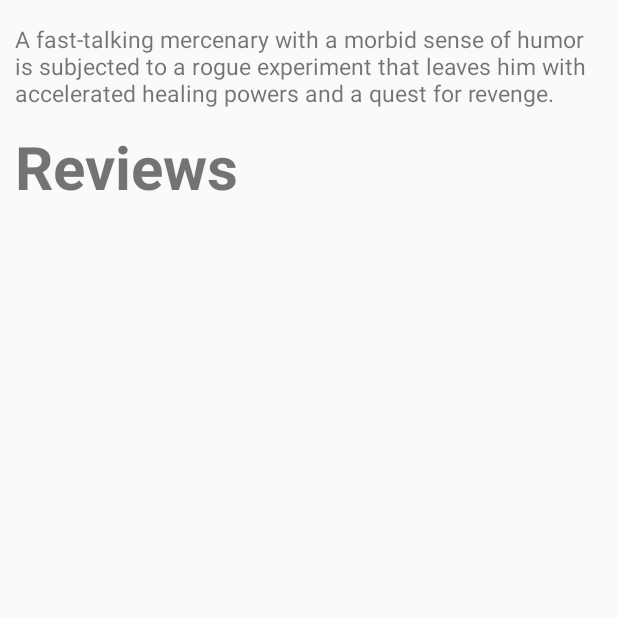
After one commit to jingjipan/revuhub, an Android app: the MovieOverviewActivity screen opened directly, with no data from a screen before it, on a phone screen of 412 x 824 dp, the top half of it. The commit adds this screen. Run offline under Robolectric (Android 15) with nearby library versions, the phone set to English and light mode, and no system bars; 1 statement that could not run was skipped.

Commit message:
- Merged presentation layer changes with new logic and persistence layer changes (which was rough lol)

```diff
--- a/app/src/main/AndroidManifest.xml
+++ b/app/src/main/AndroidManifest.xml
@@ -18,6 +18,10 @@
                 <category android:name="android.intent.category.LAUNCHER" />
             </intent-filter>
         </activity>
+        <activity
+            android:name=".PresentationLayer.MovieOverviewActivity"
+            android:label="@string/title_activity_movie_overview"
+            android:theme="@style/AppTheme.NoActionBar" />
     </application>
 
 </manifest>
--- /dev/null
+++ b/app/src/main/java/com/comp3350/rev_u_hub/PresentationLayer/MovieOverviewActivity.java
@@ -0,0 +1,29 @@
+package com.comp3350.rev_u_hub.PresentationLayer;
+
+import android.content.Intent;
+import android.content.res.Resources;
+import android.os.Bundle;
+import android.support.v7.app.AppCompatActivity;
+import android.widget.ImageView;
+
+import com.comp3350.rev_u_hub.R;
+
+public class MovieOverviewActivity extends AppCompatActivity {
+
+    private ImageView moviePicture;
+
+    @Override
+    protected void onCreate(Bundle savedInstanceState) {
+        super.onCreate(savedInstanceState);
+        setContentView(R.layout.activity_movie_overview);
+
+        // Example of how to get passed in movie name:
+        Intent intent = getIntent();
+        String movieName = intent.getStringExtra("movieName");
+        moviePicture = (ImageView)findViewById(R.id.movieImage);
+
+        int resourceId = getResources().getIdentifier(movieName.toLowerCase(), "drawable", getPackageName());
+        moviePicture.setImageResource(resourceId);
+
+    }
+}
--- /dev/null
+++ b/app/src/main/res/layout/activity_movie_overview.xml
@@ -0,0 +1,45 @@
+<?xml version="1.0" encoding="utf-8"?>
+<ScrollView xmlns:android="http://schemas.android.com/apk/res/android"
+    xmlns:app="http://schemas.android.com/apk/res-auto"
+    xmlns:tools="http://schemas.android.com/tools"
+    android:layout_width="match_parent"
+    android:layout_height="match_parent"
+    tools:context=".PresentationLayer.MovieOverviewActivity">
+
+
+    <LinearLayout
+        android:layout_width="match_parent"
+        android:layout_height="wrap_content"
+        android:orientation="vertical">
+
+        <ImageView
+            android:id="@+id/movieImage"
+            android:layout_width="wrap_content"
+            android:layout_height="wrap_content"
+            android:layout_gravity="center_horizontal"
+            android:contentDescription="@string/movieImageDescription" />
+
+        <TextView
+            android:id="@+id/movieDescription"
+            android:layout_width="match_parent"
+            android:layout_height="wrap_content"
+            android:layout_marginEnd="10dp"
+            android:layout_marginStart="10dp"
+            android:layout_marginTop="15dp"
+            android:textSize="15sp"
+            android:text="@string/DeadPool" />
+
+        <TextView
+            android:id="@+id/ReviewHeader"
+            android:layout_width="match_parent"
+            android:layout_height="wrap_content"
+            android:layout_marginLeft="10dp"
+            android:layout_marginStart="10dp"
+            android:layout_marginTop="11dp"
+            android:layout_marginEnd="10dp"
+            android:textSize="40sp"
+            android:textStyle="bold"
+            android:text="@string/ReviewText" />
+
+    </LinearLayout>
+</ScrollView>
--- a/app/src/main/res/values/dimens.xml
+++ b/app/src/main/res/values/dimens.xml
@@ -2,4 +2,5 @@
     <!-- Default screen margins, per the Android Design guidelines. -->
     <dimen name="activity_horizontal_margin">16dp</dimen>
     <dimen name="activity_vertical_margin">16dp</dimen>
+    <dimen name="fab_margin">16dp</dimen>
 </resources>
--- a/app/src/main/res/values/strings.xml
+++ b/app/src/main/res/values/strings.xml
@@ -3,4 +3,16 @@
     <string name="title_home">Home</string>
     <string name="title_dashboard">Dashboard</string>
     <string name="title_notifications">Notifications</string>
+    <string name="title_activity_movie_overview">MovieOverviewActivity</string>
+
+    <string name="movieImageDescription">This is so the IDE does not yell at me</string>
+    <string name="DeadPool">A fast-talking mercenary with a morbid sense of humor is subjected to a
+       rogue experiment that leaves him with accelerated healing powers and a
+       quest for revenge. </string>
+    <string name="ReviewText">Reviews</string>
+    <string name="Thor">The powerful, but arrogant god Thor, is cast out of Asgard to live amongst
+       humans in Midgard (Earth), where he soon becomes one of their finest defenders.</string>
+    <string name="TheAvengers">Earth\'s mightiest heroes must come together and learn to fight
+       as a team if they are going to stop the mischievous Loki and his alien army
+       from enslaving humanity.</string>
 </resources>
--- a/app/src/main/res/values/styles.xml
+++ b/app/src/main/res/values/styles.xml
@@ -8,4 +8,13 @@
         <item name="colorAccent">@color/colorAccent</item>
     </style>
 
+    <style name="AppTheme.NoActionBar">
+        <item name="windowActionBar">false</item>
+        <item name="windowNoTitle">true</item>
+    </style>
+
+    <style name="AppTheme.AppBarOverlay" parent="ThemeOverlay.AppCompat.Dark.ActionBar" />
+
+    <style name="AppTheme.PopupOverlay" parent="ThemeOverlay.AppCompat.Light" />
+
 </resources>
```
Also changed, not shown: app/src/main/java/com/comp3350/rev_u_hub/PresentationLayer/MainActivity.java (+56 -24 lines), app/src/main/res/layout/activity_main.xml (+13 -13 lines), 1 other file.
